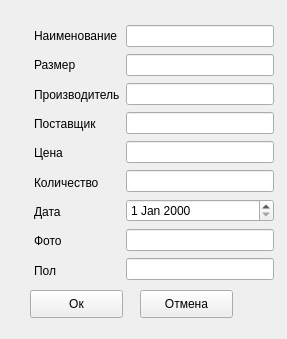
Above: add_form.ui from KovalchukM98/QT_RGR before the change. Below: the same form after it.
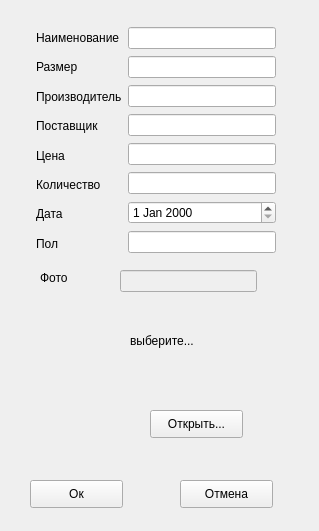
That is the form after the change.

The edit to the form file:
```diff
--- a/add_form.ui
+++ b/add_form.ui
@@ -6,8 +6,8 @@
    <rect>
     <x>0</x>
     <y>0</y>
-    <width>287</width>
-    <height>339</height>
+    <width>319</width>
+    <height>531</height>
    </rect>
   </property>
   <property name="windowTitle">
@@ -17,7 +17,7 @@
    <property name="geometry">
     <rect>
      <x>30</x>
-     <y>290</y>
+     <y>480</y>
      <width>93</width>
      <height>28</height>
     </rect>
@@ -29,8 +29,8 @@
   <widget class="QPushButton" name="pushButton_2">
    <property name="geometry">
     <rect>
-     <x>140</x>
-     <y>290</y>
+     <x>180</x>
+     <y>480</y>
      <width>93</width>
      <height>28</height>
     </rect>
@@ -39,18 +39,70 @@
     <string>Отмена</string>
    </property>
   </widget>
-  <widget class="QWidget" name="layoutWidget">
+  <widget class="QLabel" name="photo_label">
    <property name="geometry">
     <rect>
-     <x>34</x>
-     <y>24</y>
+     <x>130</x>
+     <y>280</y>
+     <width>131</width>
+     <height>121</height>
+    </rect>
+   </property>
+   <property name="text">
+    <string>выберите...</string>
+   </property>
+  </widget>
+  <widget class="QLineEdit" name="photo_line">
+   <property name="enabled">
+    <bool>false</bool>
+   </property>
+   <property name="geometry">
+    <rect>
+     <x>120</x>
+     <y>270</y>
+     <width>137</width>
+     <height>22</height>
+    </rect>
+   </property>
+  </widget>
+  <widget class="QPushButton" name="pushButton_3">
+   <property name="geometry">
+    <rect>
+     <x>150</x>
+     <y>410</y>
+     <width>93</width>
+     <height>28</height>
+    </rect>
+   </property>
+   <property name="text">
+    <string>Открыть...</string>
+   </property>
+  </widget>
+  <widget class="QLabel" name="label_8">
+   <property name="geometry">
+    <rect>
+     <x>40</x>
+     <y>270</y>
+     <width>30</width>
+     <height>16</height>
+    </rect>
+   </property>
+   <property name="text">
+    <string>Фото</string>
+   </property>
+  </widget>
+  <widget class="QWidget" name="">
+   <property name="geometry">
+    <rect>
+     <x>36</x>
+     <y>26</y>
      <width>240</width>
-     <height>258</height>
+     <height>229</height>
     </rect>
    </property>
    <layout class="QHBoxLayout" name="horizontalLayout">
     <item>
-     <layout class="QVBoxLayout" name="verticalLayout">
+     <layout class="QVBoxLayout" name="verticalLayout_2">
       <item>
        <widget class="QLabel" name="label">
         <property name="text">
@@ -100,13 +152,6 @@
         </property>
        </widget>
       </item>
-      <item>
-       <widget class="QLabel" name="label_8">
-        <property name="text">
-         <string>Фото</string>
-        </property>
-       </widget>
-      </item>
       <item>
        <widget class="QLabel" name="label_9">
         <property name="text">
@@ -117,7 +162,7 @@
      </layout>
     </item>
     <item>
-     <layout class="QVBoxLayout" name="verticalLayout_2">
+     <layout class="QVBoxLayout" name="verticalLayout">
       <item>
        <widget class="QLineEdit" name="Name_line"/>
       </item>
@@ -139,9 +184,6 @@
       <item>
        <widget class="QDateEdit" name="dateEdit"/>
       </item>
-      <item>
-       <widget class="QLineEdit" name="photo_line"/>
-      </item>
       <item>
        <widget class="QLineEdit" name="gender_line"/>
       </item>
```
